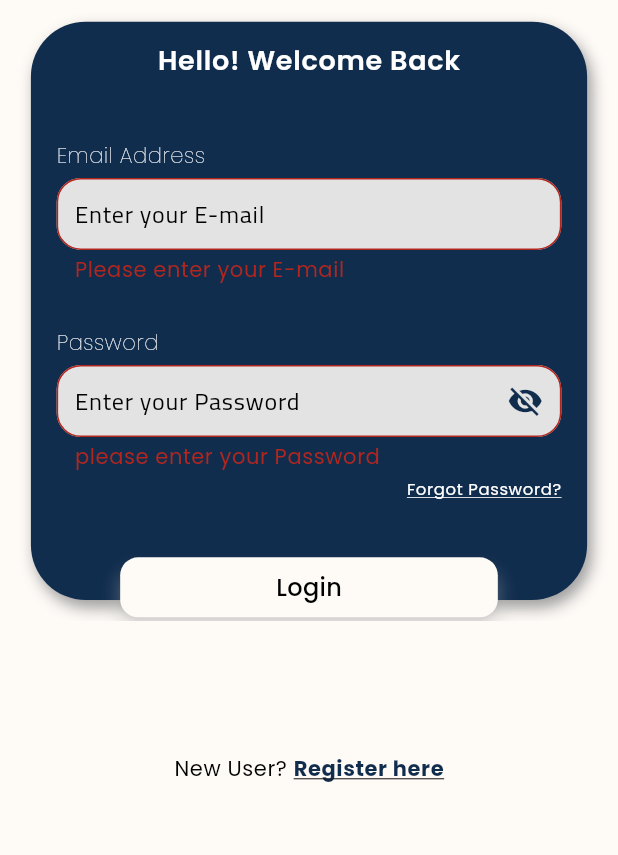
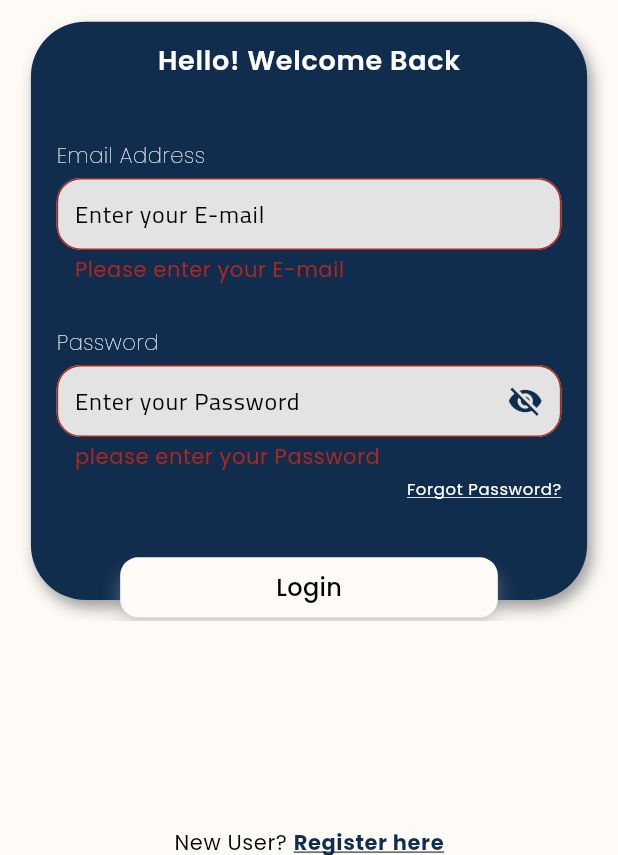
Before and after one commit to bishoy-girgis/atlas, a Flutter app: the screen it shows after launch, after a tap on "Login", on a phone screen of 412 x 824 dp, the part 381-1236 px from its top. Run offline on Flutter 3.47's test engine with Material 3 defaults, Android fonts, the phone set to English and light mode, and no system bars; our stand-ins replace bloc, dio, flutter_bloc, flutter_easyloading, flutter_screenutil, fluttertoast and 3 more.

```diff
--- a/lib/presentation/features/pages/login/login_screen.dart
+++ b/lib/presentation/features/pages/login/login_screen.dart
@@ -28,8 +28,6 @@ class _LoginScreenState extends State<LoginScreen> {
     return Scaffold(
       body: SafeArea(
         child: SingleChildScrollView(
-          child: SizedBox(
-            height: MediaQuery.of(context).size.height,
           child: Form(
             key: _formKey,
             child: Column(
@@ -146,10 +144,12 @@ class _LoginScreenState extends State<LoginScreen> {
                     ),
                   ],
                 ),
-                  const Spacer(),
+                const GapH(h: 15),
+
+                // const Spacer(),
                 TextButton(
                   onPressed: () {
-                      Navigator.pushReplacementNamed(context, PageRouteName.signup);
+                    Navigator.pushNamed(context, PageRouteName.signup);
                   },
                   child: RichText(
                     text: TextSpan(
@@ -173,7 +173,6 @@ class _LoginScreenState extends State<LoginScreen> {
           ),
         ),
       ),
-      ),
     );
   }
 }
--- a/lib/presentation/features/pages/signup/signup_screen.dart
+++ b/lib/presentation/features/pages/signup/signup_screen.dart
@@ -189,7 +189,7 @@ class _SignupScreenState extends State<SignupScreen> {
                 const GapH(h: 2),
                 TextButton(
                   onPressed: () {
-                    Navigator.pushReplacementNamed(context, PageRouteName.login);
+                    Navigator.pushNamed(context, PageRouteName.login);
                   },
                   child: RichText(
                     text: TextSpan(
```
Lines whose indentation alone changed are shown as unchanged.
